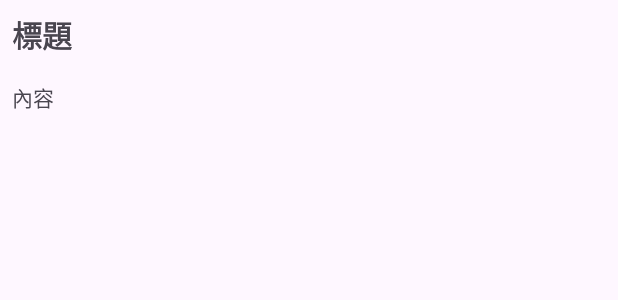
After one commit to thishkt/android-app-development-with-kotlin-for-beginners, an Android app: the layout item_list.xml on its own in the app's theme, with its tools: preview values and no code run, on a phone screen of 412 x 824 dp. The commit adds this screen. Shown: the top 300 px of the screen. Run offline under Robolectric (Android 15) with nearby library versions, the phone set to English and light mode, and no system bars.

Commit message:
RecyclerView 資料列表-結合 Adapter

```diff
--- /dev/null
+++ b/MyApplication/app/src/main/java/tw/com/hkt/myapplication/SampleItem.kt
@@ -0,0 +1,3 @@
+package tw.com.hkt.myapplication
+
+data class SampleItem(val title: String, val description: String)
--- /dev/null
+++ b/MyApplication/app/src/main/res/layout/item_list.xml
@@ -0,0 +1,24 @@
+<?xml version="1.0" encoding="utf-8"?>
+<LinearLayout xmlns:android="http://schemas.android.com/apk/res/android"
+    android:layout_width="match_parent"
+    android:layout_height="wrap_content"
+    xmlns:tools="http://schemas.android.com/tools"
+    android:orientation="vertical">
+
+    <TextView
+        android:id="@+id/itemTitle"
+        android:layout_width="wrap_content"
+        android:layout_height="wrap_content"
+        android:textSize="20dp"
+        android:textStyle="bold"
+        android:padding="8dp"
+        tools:text="標題"/>
+
+    <TextView
+        android:id="@+id/itemDesc"
+        android:layout_width="wrap_content"
+        android:layout_height="wrap_content"
+        android:textSize="14dp"
+        android:padding="8dp"
+        tools:text="內容"/>
+</LinearLayout>
```
Also changed, not shown: MyApplication/app/src/main/java/tw/com/hkt/myapplication/MainActivity.kt (+15 -1 lines), MyApplication/app/src/main/java/tw/com/hkt/myapplication/SampleItemAdapter.kt (added, +30 -0 lines), MyApplication/app/src/main/res/layout/activity_main.xml (+11 -12 lines).
